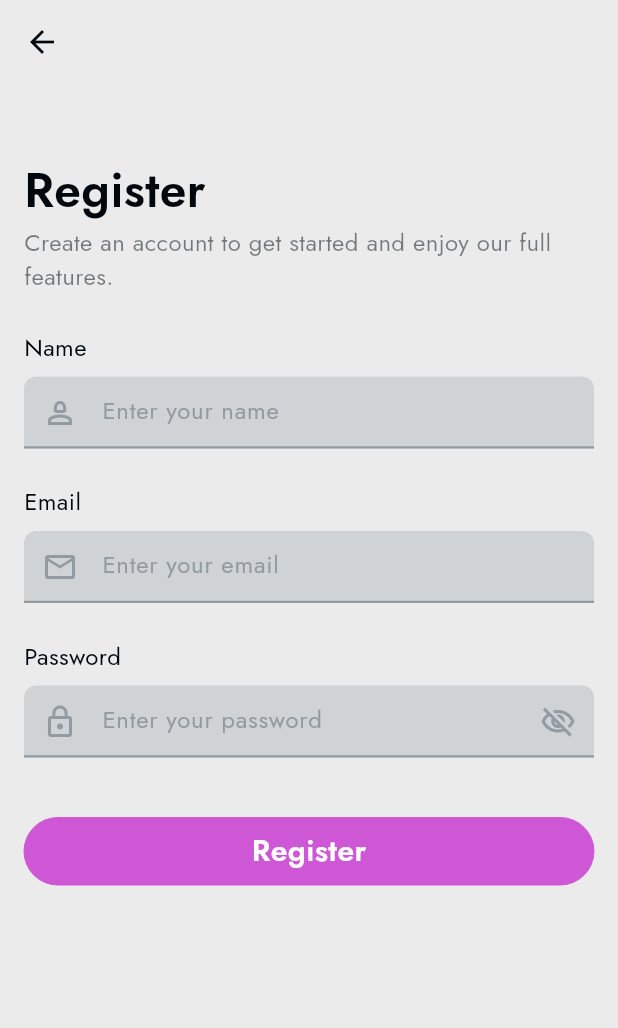
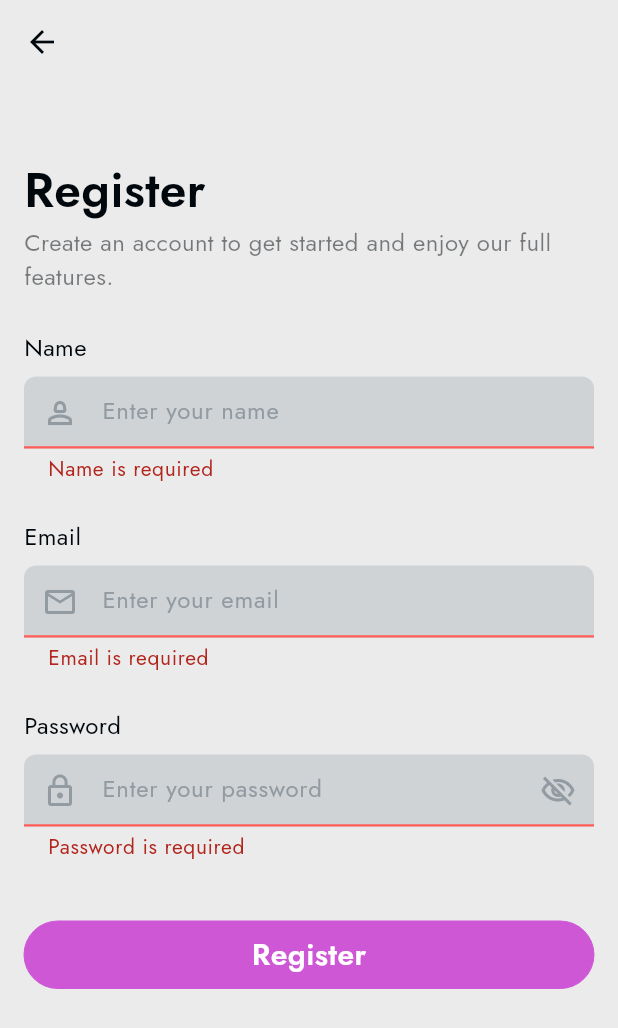
Before and after one commit to Saurav-Rana-June/intellio, a Flutter app: the RegisterView screen opened by its route, after a tap on "Register", on a phone screen of 412 x 824 dp. Shown: the top 1028 px of the screen. Run offline on Flutter 3.47's test engine with Material 3 defaults, Android fonts, the phone set to English and light mode, and no system bars; our stand-ins replace circle_nav_bar, cloud_firestore, firebase_auth, firebase_core, flutter_svg, get and 5 more; missing offline and left inert: all; accounts and stored records are empty.

Commit message:
created auto sign in feature and register user feature

```diff
--- /dev/null
+++ b/lib/app/data/models/auth/user_model.dart
@@ -0,0 +1,39 @@
+class UserModel {
+  final String? uid;
+  final String? name;
+  final String? password;
+  final String? email;
+  final String? photoUrl;
+  final String? role;
+
+  UserModel({
+    this.uid,
+    this.name,
+    this.password,
+    this.email,
+    this.photoUrl,
+    this.role,
+  });
+
+  factory UserModel.fromMap(Map<String, dynamic> map) {
+    return UserModel(
+      uid: map['uid'] ?? '',
+      name: map['name'] ?? '',
+      password: map['password'] ?? '',
+      email: map['email'] ?? '',
+      photoUrl: map['photoUrl'],
+      role: map['role'],
+    );
+  }
+
+  Map<String, dynamic> toMap() {
+    return {
+      'uid': uid,
+      'name': name,
+      'email': email,
+      'password': password,
+      'photoUrl': photoUrl,
+      'role': role ?? 'user',
+    };
+  }
+}
--- a/lib/app/data/services/auth_service.dart
+++ b/lib/app/data/services/auth_service.dart
@@ -1,18 +1,28 @@
 import 'dart:math';
 
+import 'package:Intellio/app/data/models/auth/user_model.dart';
+import 'package:cloud_firestore/cloud_firestore.dart';
 import 'package:firebase_auth/firebase_auth.dart';
 import 'package:logger/logger.dart';
 
 class AuthService {
+  Logger log = Logger();
   final FirebaseAuth _auth = FirebaseAuth.instance;
+  final FirebaseFirestore _firestore = FirebaseFirestore.instance;
 
-  Future<User?> signInWithEmailPassword(String email, String password) async {
+  // Login Method
+  Future<UserModel?> signInWithEmailPassword(String email, String password) async {
     try {
       final credential = await _auth.signInWithEmailAndPassword(
         email: email,
         password: password,
       );
-      return credential.user;
+      final user = credential.user;
+
+      if (user != null) {
+        final userModal = getUserByUid(user.uid);
+        return userModal;
+      }
     } on FirebaseAuthException catch (e) {
       switch (e.code) {
         case 'user-not-found':
@@ -29,6 +39,60 @@ class AuthService {
     }
   }
 
+  // Register Method
+  Future createUserWithEmailPassword(UserModel userModel) async {
+    try {
+      final credential = await _auth.createUserWithEmailAndPassword(
+        email: userModel.email ?? "",
+        password: userModel.password ?? "",
+      );
+
+      final user = credential.user;
+
+      if (user != null) {
+        final model = UserModel(
+          uid: user.uid,
+          name: userModel.name,
+          email: userModel.email,
+          password: userModel.password,
+          role: userModel.role,
+        );
+        await _firestore.collection('users').doc(user.uid).set(model.toMap());
+        return model;
+      }
+    } on FirebaseAuthException catch (e) {
+      log.i(e);
+      switch (e.code) {
+        case 'email-already-in-use':
+          throw Exception('Email is already in use.');
+        case 'invalid-email':
+          throw Exception('Invalid email format.');
+        case 'weak-password':
+          throw Exception('Password is too weak.');
+        default:
+          throw Exception(e.message ?? 'Registration error.');
+      }
+    } catch (e) {
+      throw Exception('An unexpected error occurred: ${e.toString()}');
+    }
+  }
+
+  Future<UserModel?> getUserByUid(String uid) async {
+    try {
+      DocumentSnapshot doc =
+          await _firestore.collection('users').doc(uid).get();
+
+      if (doc.exists) {
+        return UserModel.fromMap(doc.data() as Map<String, dynamic>);
+      }
+      return null;
+    } catch (e) {
+      log.e("Error getting user: $e");
+      return null;
+    }
+  }
+
+  // Logout method
   Future<void> signOut() async {
     await _auth.signOut();
   }
--- a/lib/app/modules/otp/controllers/otp_controller.dart
+++ b/lib/app/modules/otp/controllers/otp_controller.dart
@@ -2,6 +2,7 @@ import 'dart:core';
 
 import 'dart:core';
 
+import 'package:Intellio/app/data/models/auth/user_model.dart';
 import 'package:flutter/material.dart';
 import 'package:get/get.dart';
 
@@ -10,14 +11,24 @@ import '../../../data/methods/app_methods.dart';
 
 class OtpController extends GetxController {
   final otpController = TextEditingController();
+  UserModel? userModel;
   final focusNode = FocusNode();
   RxBool isFromForgotPassword = false.obs;
+  RxString registeredEmailAddress = ''.obs;
 
   @override
   void onInit() {
     final arguments = Get.arguments as Map<String, dynamic>;
     isFromForgotPassword.value = arguments['isFromForgotPassword'] ?? false;
+    getRegisterdEmailAddress();
     super.onInit();
+  }
+
+  getRegisterdEmailAddress() {
+    userModel = AppMethod.getUserLocally();
+    if (userModel != null  && userModel!.email != null) {
+      registeredEmailAddress.value = userModel!.email ?? "";
+    }
   }
 
   @override
--- a/lib/app/modules/register/controllers/register_controller.dart
+++ b/lib/app/modules/register/controllers/register_controller.dart
@@ -1,23 +1,61 @@
+import 'package:Intellio/app/data/enums/snackbar_enum.dart';
+import 'package:Intellio/app/data/methods/app_methods.dart';
+import 'package:Intellio/app/data/models/auth/user_model.dart';
+import 'package:Intellio/app/data/services/auth_service.dart';
+import 'package:Intellio/app/routes/app_pages.dart';
+import 'package:all/all.dart';
 import 'package:get/get.dart';
 
 class RegisterController extends GetxController {
-  //TODO: Implement RegisterController
+  final AuthService _authService = AuthService();
 
-  final count = 0.obs;
+  final nameController = TextEditingController();
+  final emailController = TextEditingController();
+  final passwordController = TextEditingController();
+
+  final isLoading = false.obs;
+
+  final formKey = GlobalKey<FormState>();
+
   @override
   void onInit() {
     super.onInit();
   }
 
   @override
-  void onReady() {
-    super.onReady();
-  }
-
-  @override
   void onClose() {
+    nameController.dispose();
+    emailController.dispose();
+    passwordController.dispose();
     super.onClose();
   }
 
-  void increment() => count.value++;
+  Future<void> registerUser() async {
+    if (!formKey.currentState!.validate()) return;
+
+    isLoading.value = true;
+    try {
+      final user = await _authService.createUserWithEmailPassword(
+        UserModel(
+          name: nameController.text,
+          email: emailController.text,
+          password: passwordController.text,
+        ),
+      );
+
+      if (user != null) {
+        AppMethod().saveUserLocally(user);
+        Get.toNamed(Routes.OTP, arguments: {'isFromForgotPassword': false});
+        AppMethod.snackbar(
+          "Registration Successfull",
+          "Account created successfully...",
+          SnackBarType.SUCCESS,
+        );
+      }
+    } catch (e) {
+      AppMethod.snackbar("Login Failed", "${e}", SnackBarType.ERROR);
+    } finally {
+      isLoading.value = false;
+    }
+  }
 }
--- a/lib/app/modules/register/views/register_view.dart
+++ b/lib/app/modules/register/views/register_view.dart
@@ -39,17 +39,21 @@ class RegisterView extends GetView<RegisterController> {
                 ),
                 SizedBox(height: 24),
 
-                // name field
+                Form(
+                  key: controller.formKey,
+                  child: Column(
+                    crossAxisAlignment: CrossAxisAlignment.start,
+                    children: [
                       Text('Name', style: r16.copyWith()),
                       SizedBox(height: 8),
                       CustomFormField(
-                  controller: TextEditingController(),
+                        controller: controller.nameController,
                         hintText: 'Enter your name',
                         prefixIcon: Icons.person_2_outlined,
                         keyboardType: TextInputType.name,
                         validator: (value) {
                           if (value == null || value.isEmpty) {
-                      return 'Email is required';
+                            return 'Name is required';
                           }
                           return null;
                         },
@@ -60,7 +64,7 @@ class RegisterView extends GetView<RegisterController> {
                       Text('Email', style: r16.copyWith()),
                       SizedBox(height: 8),
                       CustomFormField(
-                  controller: TextEditingController(),
+                        controller: controller.emailController,
                         hintText: 'Enter your email',
                         prefixIcon: Icons.mail_outline_outlined,
                         keyboardType: TextInputType.emailAddress,
@@ -77,7 +81,7 @@ class RegisterView extends GetView<RegisterController> {
                       Text('Password', style: r16.copyWith()),
                       SizedBox(height: 8),
                       CustomFormField(
-                  controller: TextEditingController(),
+                        controller: controller.passwordController,
                         hintText: 'Enter your password',
                         prefixIcon: Icons.lock_outline,
                         keyboardType: TextInputType.text,
@@ -93,11 +97,16 @@ class RegisterView extends GetView<RegisterController> {
 
                       SizedBox(height: 40),
 
-                CustomPrimaryButton(
+                      Obx(
+                        () => CustomPrimaryButton(
                           label: "Register",
-                  onTap: () {
-                    // Get.toNamed('/otp');
-                  },
+                          isLoading: controller.isLoading.value,
+                          isDisabled: controller.isLoading.value,
+                          onTap: () => controller.registerUser(),
+                        ),
+                      ),
+                    ],
+                  ),
                 ),
               ],
             ),
--- a/lib/app/routes/app_routes.dart
+++ b/lib/app/routes/app_routes.dart
@@ -16,6 +16,7 @@ abstract class Routes {
   static const ME = _Paths.ME;
   static const FEED_DETAILS = _Paths.FEED_DETAILS;
   static const SPACE_DETAILS = _Paths.SPACE_DETAILS;
+  static const SPLASH = _Paths.SPLASH;
 }
 
 abstract class _Paths {
@@ -33,4 +34,5 @@ abstract class _Paths {
   static const ME = '/me';
   static const FEED_DETAILS = '/feed-details';
   static const SPACE_DETAILS = '/space-details';
+  static const SPLASH = '/splash';
 }
--- a/lib/main.dart
+++ b/lib/main.dart
@@ -4,6 +4,7 @@ import 'package:flutter/material.dart';
 
 import 'package:get/get.dart';
 import 'package:flutter/services.dart';
+import 'package:get_storage/get_storage.dart';
 import 'app/routes/app_pages.dart';
 import 'firebase_options.dart';
 
@@ -16,6 +17,7 @@ void main() async {
     ),
   );
   await Firebase.initializeApp(options: DefaultFirebaseOptions.currentPlatform);
+  await GetStorage.init();
   runApp(
     GetMaterialApp(
       title: "Intellio",
--- a/pubspec.yaml
+++ b/pubspec.yaml
@@ -19,6 +19,9 @@ dependencies:
   firebase_core: ^3.15.1
   firebase_auth: ^5.6.2
   logger: ^2.6.0
+  cloud_firestore: ^5.6.11
+  get_storage: ^2.1.1
+  lottie: ^3.3.1
 
 dev_dependencies:
   flutter_test:
@@ -46,7 +49,7 @@ flutter:
   assets:
     - assets/icons/
     - assets/images/
-
+    - assets/animations/
   # An image asset can refer to one or more resolution-specific "variants", see
   # https://flutter.dev/to/resolution-aware-images
 
```
Also changed, not shown: assets/animations/loading.json (added, +1 -0 lines), lib/app/data/methods/app_methods.dart (+22 -0 lines), lib/app/modules/login/controllers/login_controller.dart (+12 -20 lines), lib/app/modules/login/views/login_view.dart (+8 -0 lines), lib/app/modules/me/controllers/me_controller.dart (+56 -4 lines), lib/app/modules/me/views/me_view.dart (+16 -2 lines), lib/app/modules/otp/views/otp_view.dart (+5 -3 lines), lib/app/modules/splash/bindings/splash_binding.dart (added, +12 -0 lines), lib/app/modules/splash/controllers/splash_controller.dart (added, +21 -0 lines), lib/app/modules/splash/views/splash_view.dart (added, +47 -0 lines), lib/app/routes/app_pages.dart (+8 -1 lines), pubspec.lock, 3 other files. Lines whose indentation alone changed are shown as unchanged.
